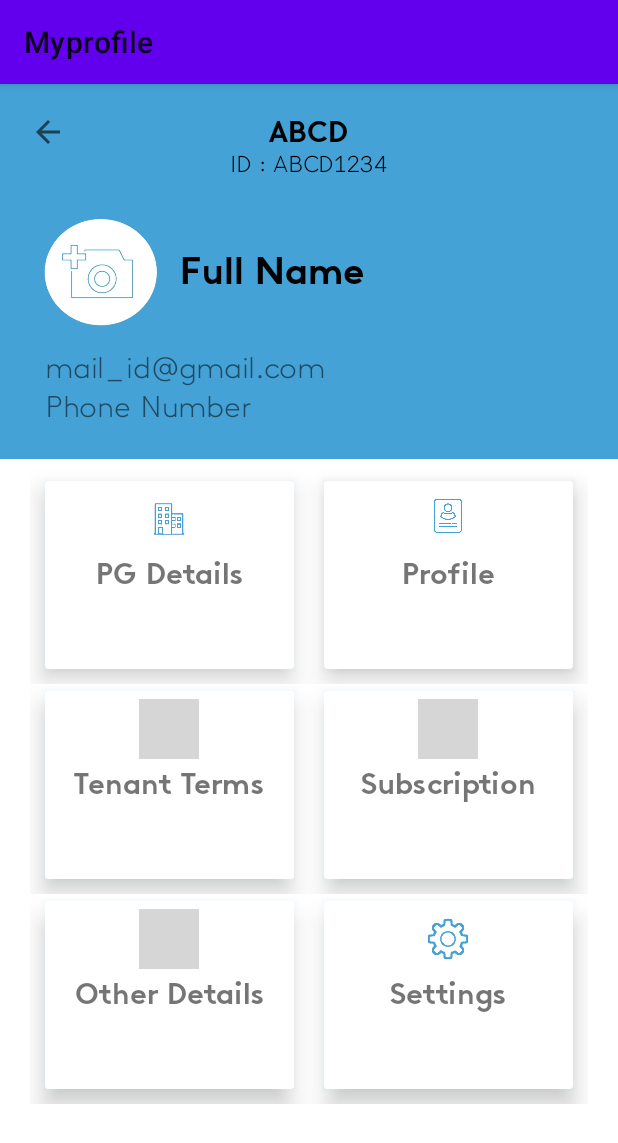
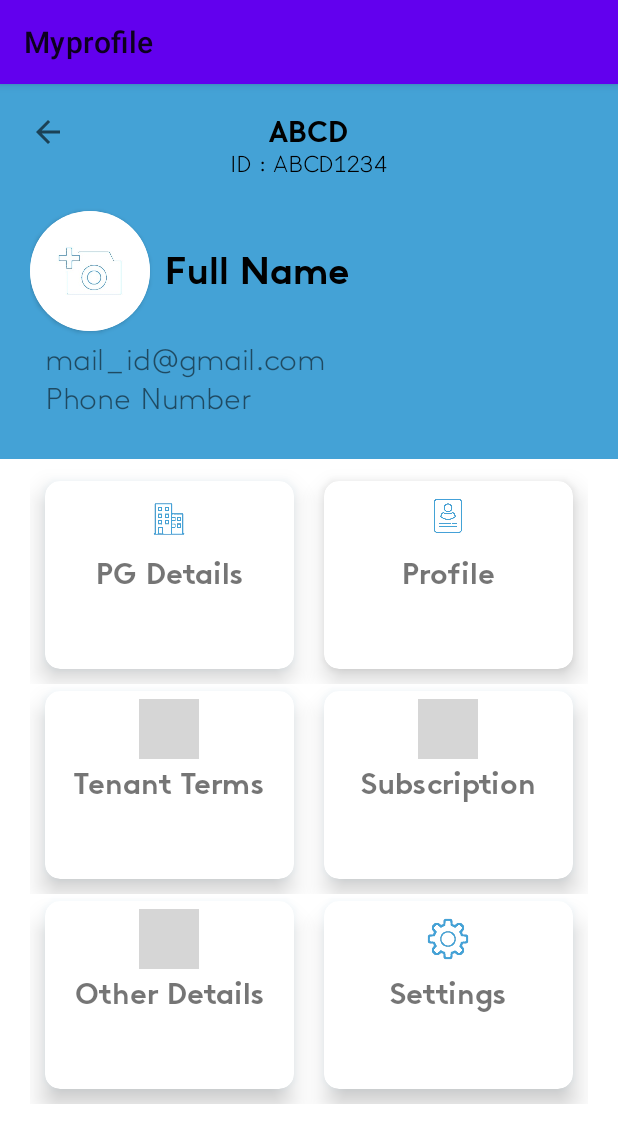
Before and after one commit to prashanthr8050/Myprofile, an Android app: the screen it shows after launch (MainActivity), on a phone screen of 412 x 824 dp. Shown: the top 1143 px of the screen. Run offline under Robolectric (Android 15) with nearby library versions, the phone set to English and light mode, and no system bars; grey boxes are pictures that could not be loaded.

Commit message:
profile design

```diff
--- a/app/build.gradle
+++ b/app/build.gradle
@@ -33,4 +33,5 @@ dependencies {
     androidTestImplementation 'androidx.test.ext:junit:1.1.1'
     androidTestImplementation 'androidx.test.espresso:espresso-core:3.2.0'
     implementation 'com.google.android.material:material:1.1.0'
+
 }
--- a/app/src/main/res/layout/activity_main.xml
+++ b/app/src/main/res/layout/activity_main.xml
@@ -12,13 +12,19 @@
         android:layout_height="250dp"
         android:padding="20dp"
         android:background="#44A2D6">
-
-        <ImageView
-            android:id="@+id/profile_image"
-            android:layout_width="90dp"
-            android:layout_height="90dp"
+        <androidx.cardview.widget.CardView
+            android:id="@id/profile_image"
+            android:layout_width="80dp"
+            android:layout_height="80dp"
+            android:layout_centerVertical="true"
+            app:cardCornerRadius="50dp">
+          <ImageView
+            android:layout_width="80dp"
+            android:layout_height="80dp"
             android:src="@drawable/camera"
+            android:scaleType="centerCrop"
             android:layout_centerVertical="true"/>
+        </androidx.cardview.widget.CardView>
         <TextView
             android:id="@+id/pg_name"
             android:layout_width="wrap_content"
@@ -100,6 +106,7 @@
         android:padding="20dp"
         android:layout_marginTop="-15dp">
         <androidx.cardview.widget.CardView
+            app:cardCornerRadius="10dp"
             android:layout_width="0dp"
             android:layout_height="125dp"
             android:layout_weight="1"
@@ -136,7 +143,7 @@
             android:layout_width="0dp"
             android:layout_height="125dp"
             android:layout_weight="1"
-
+            app:cardCornerRadius="10dp"
             android:layout_margin="10dp"
             app:cardElevation="10dp">
             <RelativeLayout
@@ -178,6 +185,7 @@
             android:layout_width="0dp"
             android:layout_height="125dp"
             android:layout_weight="1"
+            app:cardCornerRadius="10dp"
             android:outlineAmbientShadowColor="@color/colorSecondary"
             android:layout_margin="10dp"
             app:cardElevation="10dp">
@@ -213,6 +221,7 @@
             android:layout_width="0dp"
             android:layout_height="125dp"
             android:layout_weight="1"
+            app:cardCornerRadius="10dp"
             android:outlineAmbientShadowColor="@color/colorSecondary"
             android:layout_margin="10dp"
             app:cardElevation="10dp">
@@ -256,6 +265,7 @@
             android:layout_width="0dp"
             android:layout_height="125dp"
             android:layout_weight="1"
+            app:cardCornerRadius="10dp"
             android:outlineAmbientShadowColor="@color/colorSecondary"
             android:layout_margin="10dp"
             app:cardElevation="10dp">
@@ -291,6 +301,7 @@
             android:layout_width="0dp"
             android:layout_height="125dp"
             android:layout_weight="1"
+            app:cardCornerRadius="10dp"
             android:outlineAmbientShadowColor="@color/colorSecondary"
             android:layout_margin="10dp"
             app:cardElevation="10dp">
```
Also changed, not shown: app/src/main/res/drawable-v24/camera.jpg, app/src/main/res/drawable-v24/people.png (deleted), app/src/main/res/drawable-v24/profit.png (deleted), app/src/main/res/drawable-v24/varshu.png (deleted).
